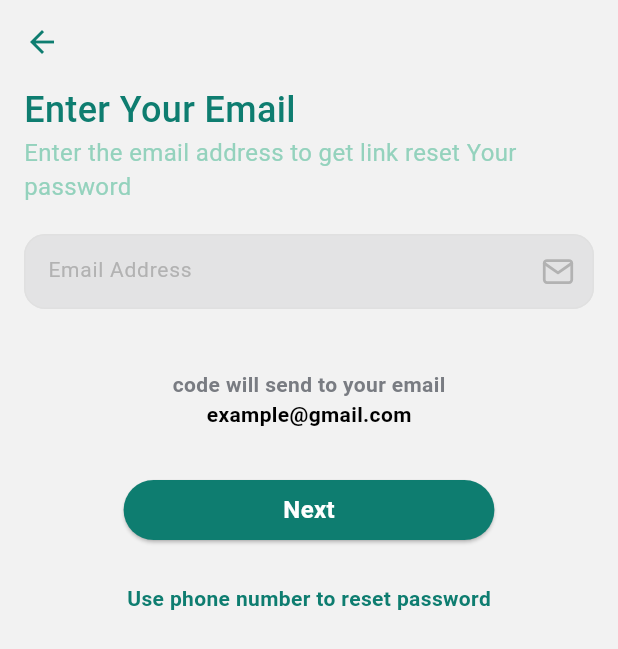
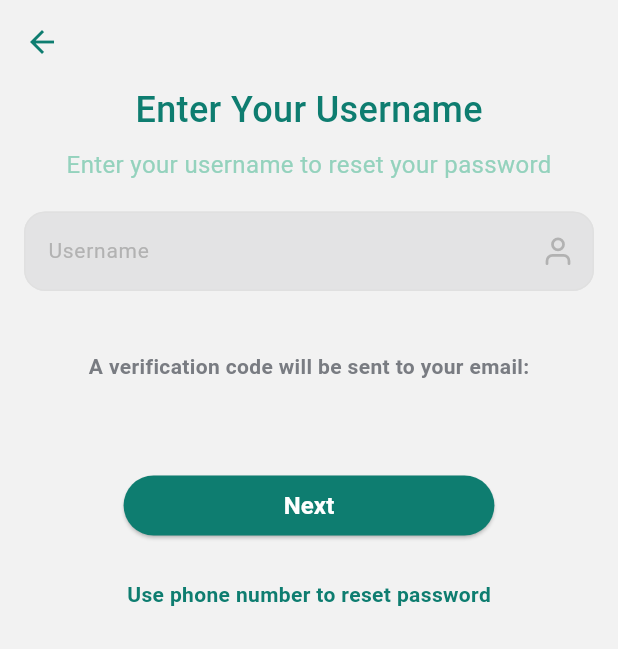
Before and after one commit to RokayaFawzy/tameit, a Flutter app: the ForgotPassword screen opened by its route, on a phone screen of 412 x 824 dp. Shown: the top 649 px of the screen. Run offline on Flutter 3.47's test engine with Material 3 defaults, Android fonts, the phone set to English and light mode, and no system bars; our stand-ins replace flutter_feather_icons, flutter_rating_bar, google_fonts, intl_phone_field, shared_preferences; missing offline and left inert: flutter_verification_code; accounts and stored records are empty.

Commit message:
Link resetpassword and verificationcode page

```diff
--- a/tame_it/lib/Screens/forgot_Password/forgotpassword.dart
+++ b/tame_it/lib/Screens/forgot_Password/forgotpassword.dart
@@ -1,153 +1,228 @@
 import 'package:flutter/material.dart';
 import 'package:flutter_feather_icons/flutter_feather_icons.dart';
+import 'package:http/http.dart' as http;
 import 'package:tame_it/Screens/forgot_Password/verification_code.dart';
 import 'package:tame_it/values/values.dart';
-import 'package:tame_it/widgets/custom_button.dart';
 
 class ForgotPassword extends StatefulWidget {
   @override
   _ForgotPasswordState createState() => _ForgotPasswordState();
+
+  static void sendVerificationEmail() {}
 }
 
 class _ForgotPasswordState extends State<ForgotPassword> {
+  late TextEditingController _usernameController;
+  bool _isLoading = false;
+
   @override
   void initState() {
     super.initState();
+    _usernameController = TextEditingController();
+  }
+
+  @override
+  void dispose() {
+    _usernameController.dispose();
+    super.dispose();
+  }
+
+  Future<void> sendVerificationEmail(String username) async {
+    setState(() {
+      _isLoading = true;
+    });
+
+    final apiUrl =
+        'https://tameit.azurewebsites.net/api/auth/forgotPassword/verifyEmail/$username';
+
+    try {
+      final response = await http.post(Uri.parse(apiUrl));
+
+      if (response.statusCode == 200) {
+        // Handle success response
+        print('Verification email sent successfully.');
+
+        // Navigate to CodePhone screen upon successful email sending
+        Navigator.push(
+          context,
+          MaterialPageRoute(
+              builder: (context) => CodePhone(
+                    username: username,
+                    sendVerificationEmail: sendVerificationEmail,
+                  )),
+        );
+      } else {
+        // Handle other status codes or errors
+        print(
+            'Failed to send verification email. Status code: ${response.statusCode}');
+        showErrorDialog('Failed to send verification email. Please try again.');
+      }
+    } catch (e) {
+      // Handle network or server errors
+      print('Error sending verification email: $e');
+      showErrorDialog('Error sending verification email. Please try again.');
+    } finally {
+      setState(() {
+        _isLoading = false;
+      });
+    }
+  }
+
+  void showErrorDialog(String message) {
+    showDialog(
+      context: context,
+      builder: (context) => AlertDialog(
+        title: Text('Error'),
+        content: Text(message),
+        actions: [
+          TextButton(
+            onPressed: () => Navigator.pop(context),
+            child: Text('OK'),
+          ),
+        ],
+      ),
+    );
   }
 
   @override
   Widget build(BuildContext context) {
     var widthOfScreen = MediaQuery.of(context).size.width;
     ThemeData theme = Theme.of(context);
+
     return Scaffold(
       backgroundColor: AppColors.whiteShade3,
       appBar: AppBar(
         iconTheme: const IconThemeData(color: AppColors.deepsea),
-          backgroundColor: AppColors.whiteShade3),
+        backgroundColor: AppColors.whiteShade3,
+      ),
       body: Container(
         margin: EdgeInsets.symmetric(horizontal: Sizes.MARGIN_16),
         child: Column(
           children: <Widget>[
-            const Align(
-              alignment: Alignment.topLeft,
-              child: Text(
-                "Enter Your Email",
+            Text(
+              "Enter Your Username",
               style: TextStyle(
                 color: AppColors.deepsea,
                 fontSize: Sizes.TEXT_SIZE_24,
                 fontWeight: FontWeight.w500,
               ),
             ),
-            ),
-            const Align(
-              alignment: Alignment.topLeft,
-              child: Text(
-                "Enter the email address to get link reset Your password",
+            SizedBox(height: 8.0),
+            Text(
+              "Enter your username to reset your password",
               style: TextStyle(
                 color: AppColors.Bermuda,
                 fontSize: Sizes.TEXT_SIZE_16,
                 fontWeight: FontWeight.w400,
               ),
             ),
-            ),
-            SizedBox(
-              height: 20,
-            ),
-            SizedBox(
-              height: Sizes.HEIGHT_50,
-              child: TextField(
-                keyboardType: TextInputType.emailAddress,
+            SizedBox(height: 20.0),
+            TextField(
+              controller: _usernameController,
               style: TextStyle(
                 fontSize: Sizes.TEXT_SIZE_14,
               ),
               decoration: InputDecoration(
-                    // contentPadding:EdgeInsets.only(left: 25),
-                    hintText: 'Email Address',
-                    hintStyle: Styles.customTextStyle(
+                hintText: 'Username',
+                hintStyle: TextStyle(
                   fontSize: Sizes.TEXT_SIZE_14,
                   color: AppColors.greyShade7,
                 ),
-                    suffixIcon: const Icon(
-                      FeatherIcons.mail,
+                suffixIcon: Icon(
+                  FeatherIcons.user,
                   size: Sizes.ICON_SIZE_22,
                   color: AppColors.greyShade7,
                 ),
-                    enabled: true,
-                    enabledBorder: const OutlineInputBorder(
+                enabledBorder: OutlineInputBorder(
                   borderRadius:
                       BorderRadius.all(Radius.circular(Sizes.RADIUS_14)),
                   borderSide: BorderSide(
                       color: AppColors.grey,
                       width: Sizes.WIDTH_1,
-                            style: BorderStyle.solid)),
+                      style: BorderStyle.solid),
+                ),
                 filled: true,
-                    fillColor: Color.fromARGB(94, 200, 201, 205)),
+                fillColor: Color.fromARGB(94, 200, 201, 205),
               ),
             ),
-            SizedBox(
-              height: 40.0,
+            SizedBox(height: 40.0),
+            Center(
+              child: Text(
+                'A verification code will be sent to your email:',
+                style: TextStyle(
+                  color: AppColors.blackShade3,
+                  fontWeight: FontWeight.bold,
                 ),
-            const Text(
-              'code will send to your email',
+              ),
+            ),
+            SizedBox(height: 8.0),
+            Center(
+              child: Text(
+                _usernameController.text,
                 style: TextStyle(
-                  color: AppColors.blackShade3, fontWeight: FontWeight.bold),
+                  color: AppColors.black,
+                  fontWeight: FontWeight.bold,
                 ),
-            const Text(
-              'example@gmail.com',
+              ),
+            ),
+            SizedBox(height: 30.0),
+            Center(
+              child: _isLoading
+                  ? CircularProgressIndicator()
+                  : Container(
+                      width: widthOfScreen * 0.6,
+                      child: ElevatedButton(
+                        onPressed: () {
+                          String enteredUsername =
+                              _usernameController.text.trim();
+                          if (enteredUsername.isNotEmpty) {
+                            sendVerificationEmail(enteredUsername);
+                          } else {
+                            showDialog(
+                              context: context,
+                              builder: (context) => AlertDialog(
+                                title: Text('Error'),
+                                content: Text('Please enter your username.'),
+                                actions: [
+                                  TextButton(
+                                    onPressed: () => Navigator.pop(context),
+                                    child: Text('OK'),
+                                  ),
+                                ],
+                              ),
+                            );
+                          }
+                        },
+                        child: Text(
+                          'Next',
                           style: TextStyle(
-                  color: AppColors.black, fontWeight: FontWeight.bold),
-            ),
-            // SizedBox(
-            //   height: 40,
-            // ),
-            // const SelectableText.rich(TextSpan(
-            //     text: 'This code expires in ',
-            //     style: TextStyle(
-            //       color: AppColors.greyShade8,
-            //       fontWeight: FontWeight.bold,
-            //     ),
-            //     children: <TextSpan>[
-            //       TextSpan(
-            //         text: '5 minutes',
-            //         style: TextStyle(color: AppColors.black),
-            //       )
-            //     ])),
-            SizedBox(
-              height: 30,
-            ),
-            Container(
-              width: widthOfScreen * 0.6,
-              child: CustomButton(
-                title: 'Next',
-                color: AppColors.deepsea,
-                textStyle: theme.textTheme.bodyMedium?.copyWith(
                             color: AppColors.white,
                             fontSize: Sizes.TEXT_SIZE_16,
                             fontWeight: FontWeight.w600,
                           ),
-                onPressed: () {
-                  Navigator.push(
-                    context,
-                    MaterialPageRoute(
-                      builder: (context) => const CodePhone(),
                         ),
-                  );
-                },
+                        style: ButtonStyle(
+                          backgroundColor: MaterialStateProperty.all<Color>(
+                              AppColors.deepsea),
                         ),
                       ),
-            SizedBox(
-              height: Sizes.HEIGHT_25,
                     ),
-            InkWell(
+            ),
+            SizedBox(height: 25.0),
+            Center(
+              child: InkWell(
                 onTap: () {
                   Navigator.of(context).pushNamed('/Verify_Phone_Number');
                 },
                 child: Text(
                   'Use phone number to reset password',
                   style: TextStyle(
-                    fontWeight: FontWeight.bold, color: AppColors.deepsea),
+                    fontWeight: FontWeight.bold,
+                    color: AppColors.deepsea,
                   ),
-            )
+                ),
+              ),
+            ),
           ],
         ),
       ),
```
Also changed, not shown: tame_it/lib/Screens/forgot_Password/Verify_Phone_Number.dart (+8 -6 lines), tame_it/lib/Screens/forgot_Password/verification_code.dart (+151 -69 lines), tame_it/lib/main.dart (+6 -3 lines). Lines whose indentation alone changed are shown as unchanged.
